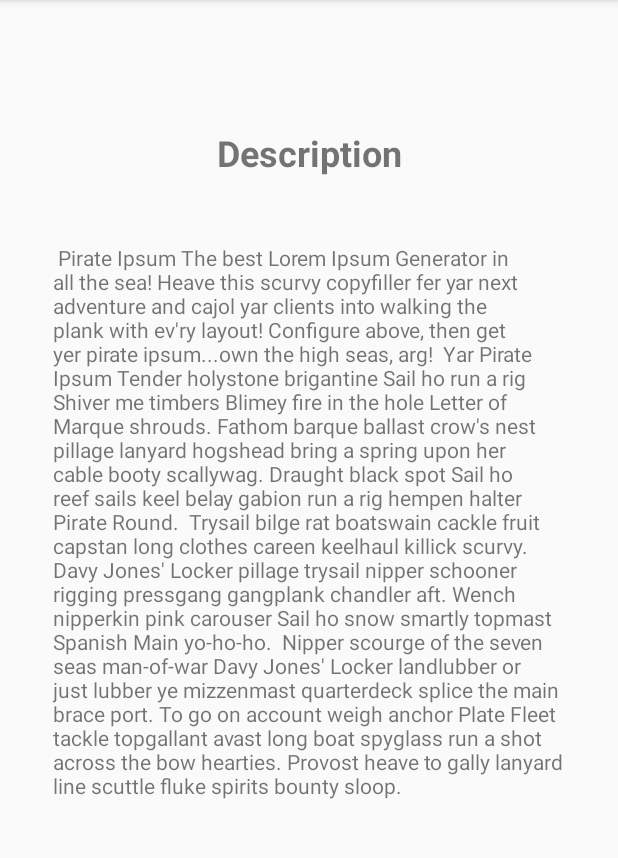
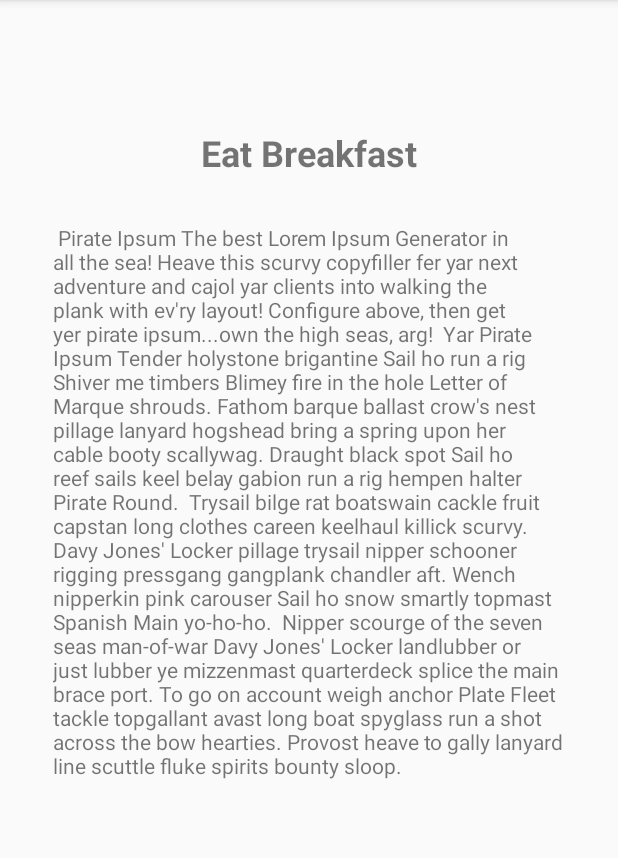
Before and after one commit to daesy13/taskmaster, an Android app: the TaskDetail screen opened directly, with no data from a screen before it, on a phone screen of 412 x 824 dp, the part 84-942 px from its top. Run offline under Robolectric (Android 15) with nearby library versions, the phone set to English and light mode, and no system bars.

Commit message:
lab27 done

```diff
--- a/app/src/main/java/com/daesy/taskmaster/TaskDetail.java
+++ b/app/src/main/java/com/daesy/taskmaster/TaskDetail.java
@@ -2,7 +2,11 @@ package com.daesy.taskmaster;
 
 import androidx.appcompat.app.AppCompatActivity;
 
+import android.content.SharedPreferences;
 import android.os.Bundle;
+import android.preference.PreferenceManager;
+import android.widget.EditText;
+import android.widget.TextView;
 
 public class TaskDetail extends AppCompatActivity {
 
@@ -11,4 +15,36 @@ public class TaskDetail extends AppCompatActivity {
         super.onCreate(savedInstanceState);
         setContentView(R.layout.activity_task_detail);
     }
+
+    // GETTING Title
+    @Override
+    protected void onResume() {
+        super.onResume();
+
+        SharedPreferences taskOne =
+                PreferenceManager.getDefaultSharedPreferences(getApplicationContext());
+        String taskOneTitle = taskOne.getString("task", "default");
+
+        SharedPreferences taskTwo =
+                PreferenceManager.getDefaultSharedPreferences(getApplicationContext());
+        String taskTwoTitle = taskTwo.getString("task", "default");
+
+        SharedPreferences taskThree =
+                PreferenceManager.getDefaultSharedPreferences(getApplicationContext());
+        String taskThreeTitle = taskThree.getString("task", "default");
+
+        if (taskOneTitle != "default") {
+            TextView title = findViewById(R.id.textView7);
+            title.setText(taskOneTitle);
+        }
+        else if (taskTwoTitle != "default") {
+            TextView title = findViewById(R.id.textView7);
+            title.setText(taskTwoTitle);
+        }
+        else if (taskThreeTitle != "default") {
+            TextView title = findViewById(R.id.textView7);
+            title.setText(taskThreeTitle);
+        }
+    }
+
 }
--- a/app/src/main/res/layout/activity_main.xml
+++ b/app/src/main/res/layout/activity_main.xml
@@ -8,8 +8,8 @@
 
     <TextView
         android:id="@+id/textView3"
-        android:layout_width="121dp"
-        android:layout_height="40dp"
+        android:layout_width="264dp"
+        android:layout_height="34dp"
         android:text="My Tasks"
         android:textColor="@android:color/black"
         android:textSize="24sp"
@@ -83,7 +83,7 @@
         android:layout_height="wrap_content"
         android:layout_marginEnd="28dp"
         android:layout_marginRight="28dp"
-        android:text="Log in"
+        android:text="Settings"
         app:layout_constraintBottom_toBottomOf="parent"
         app:layout_constraintEnd_toEndOf="parent"
         app:layout_constraintHorizontal_bias="1.0"
--- a/app/src/main/res/layout/activity_settings.xml
+++ b/app/src/main/res/layout/activity_settings.xml
@@ -23,7 +23,7 @@
         android:id="@+id/textView9"
         android:layout_width="wrap_content"
         android:layout_height="wrap_content"
-        android:text="LOG IN"
+        android:text="Log In"
         android:textSize="24sp"
         android:textStyle="bold"
         app:layout_constraintBottom_toBottomOf="parent"
@@ -48,7 +48,7 @@
         android:layout_width="wrap_content"
         android:layout_height="wrap_content"
         android:layout_marginTop="76dp"
-        android:text="Submit"
+        android:text="Save"
         app:layout_constraintEnd_toEndOf="parent"
         app:layout_constraintHorizontal_bias="0.56"
         app:layout_constraintStart_toStartOf="parent"
--- a/app/src/main/res/layout/activity_task_detail.xml
+++ b/app/src/main/res/layout/activity_task_detail.xml
@@ -28,7 +28,7 @@
         app:layout_constraintEnd_toEndOf="parent"
         app:layout_constraintHorizontal_bias="0.492"
         app:layout_constraintStart_toStartOf="parent"
-        app:layout_constraintTop_toTopOf="parent"
-        app:layout_constraintVertical_bias="0.439" />
+        app:layout_constraintTop_toBottomOf="@+id/textView7"
+        app:layout_constraintVertical_bias="0.123" />
 
 </androidx.constraintlayout.widget.ConstraintLayout>
```
Also changed, not shown: app/src/main/java/com/daesy/taskmaster/MainActivity.java (+72 -1 lines), app/src/main/java/com/daesy/taskmaster/Settings.java (+8 -7 lines), 6 other files.
